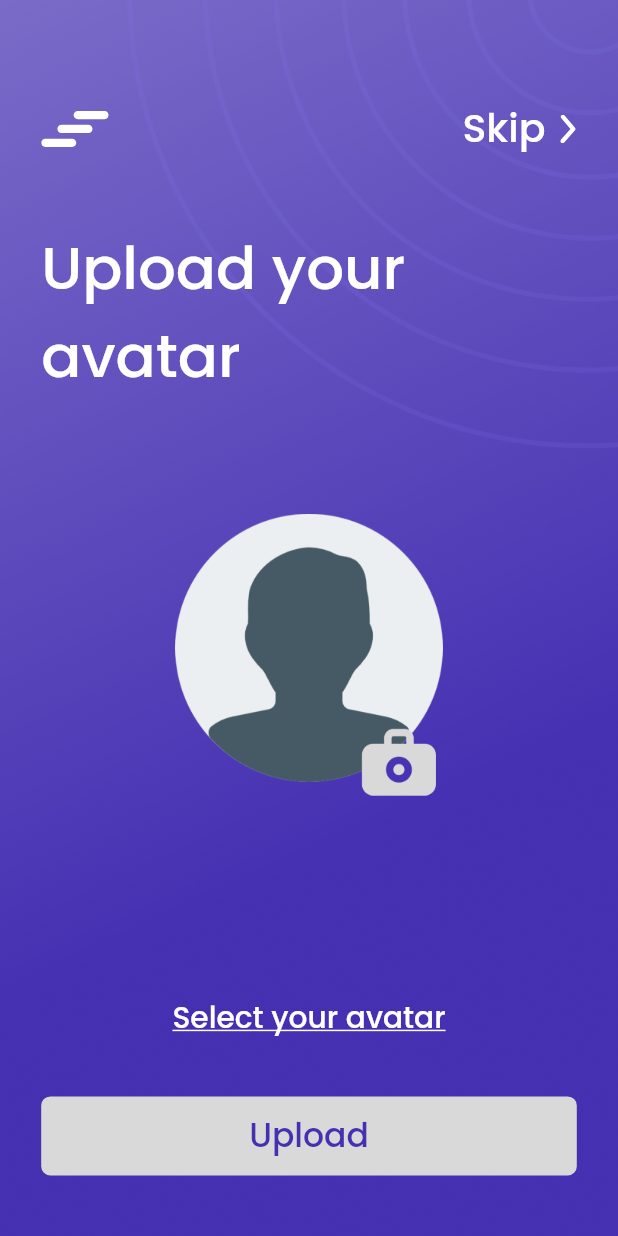
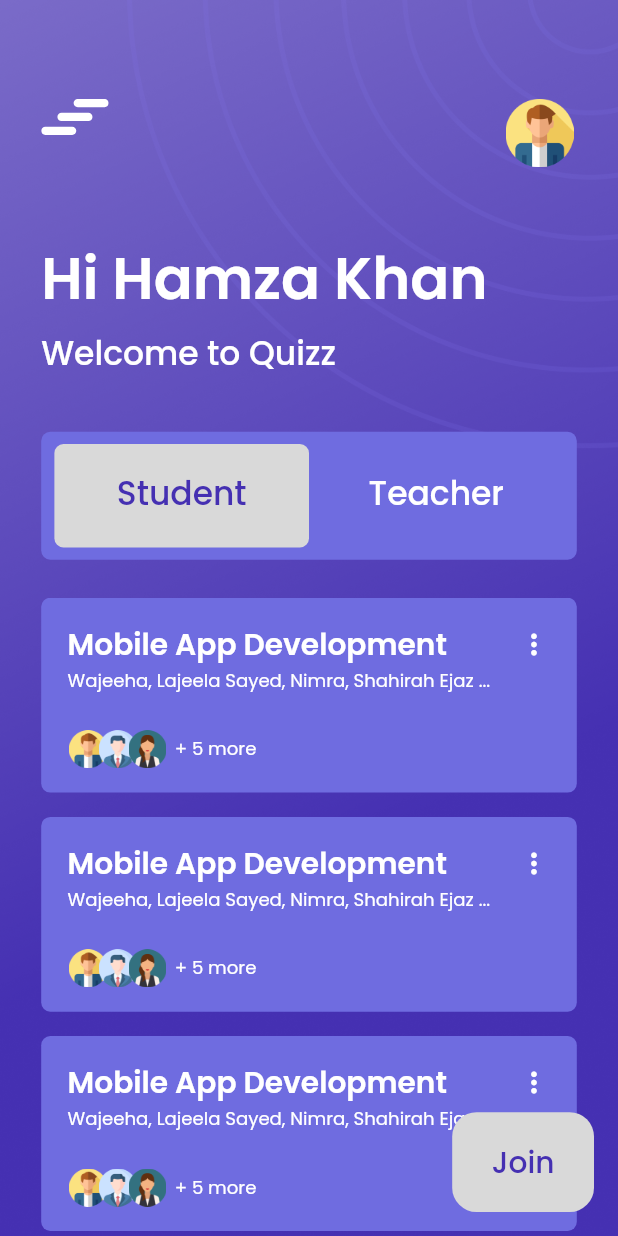
Before and after one commit to hamxa678/Quiz, a Flutter app: the screen it shows after launch, on a phone screen of 412 x 824 dp. Run offline on Flutter 3.47's test engine with Material 2 defaults, Android fonts, the phone set to English and light mode, and no system bars; our stand-ins replace cloud_firestore, connectivity_plus, device_info_plus, dio, file_picker, firebase_auth and 16 more; missing offline and left inert: flutter_facebook_auth, github_sign_in, heic_to_jpg; accounts and stored records are empty.

Commit message:
Home screen partially done

```diff
--- /dev/null
+++ b/lib/UI/screens/home/home_screen.dart
@@ -0,0 +1,257 @@
+import 'package:flutter/material.dart';
+import 'package:flutter_mvvm_template/UI/screens/home/home_screen_viewmodel.dart';
+import 'package:flutter_mvvm_template/core/constants/strings.dart';
+import 'package:flutter_svg/svg.dart';
+import 'package:provider/provider.dart';
+import 'package:flutter_screenutil/flutter_screenutil.dart';
+
+class HomeScreen extends StatelessWidget {
+  const HomeScreen({Key? key}) : super(key: key);
+  @override
+  Widget build(BuildContext context) {
+    return DefaultTabController(
+      length: 2,
+      initialIndex: 0,
+      child: ChangeNotifierProvider(
+        create: (context) => HomeScreenViewModel(),
+        child: Consumer<HomeScreenViewModel>(
+            builder: (context, model, child) => Builder(builder: (context) {
+                  final TabController tabController =
+                      DefaultTabController.of(context);
+                  tabController.addListener(() {
+                    if (!tabController.indexIsChanging) {
+                      model.updateIndex(tabController.index);
+                    }
+                  });
+                  return Scaffold(
+                    floatingActionButton: _floatingActionButton(model, context),
+                    backgroundColor: Colors.white,
+                    body: SingleChildScrollView(
+                      child: Container(
+                        height: 1.sh,
+                        width: 1.sw,
+                        decoration: const BoxDecoration(
+                          image: DecorationImage(
+                            image: AssetImage('${staticImage}Background.png'),
+                            fit: BoxFit.cover,
+                          ),
+                        ),
+                        child: Column(
+                          children: [
+                            Padding(
+                                padding:
+                                    EdgeInsets.fromLTRB(25.w, 65.h, 25.w, 0),
+                                child: Column(
+                                  crossAxisAlignment: CrossAxisAlignment.start,
+                                  children: [
+                                    _appBar(),
+                                    45.verticalSpace,
+                                    Text(
+                                      'Hi Hamza Khan',
+                                      style: TextStyle(
+                                        fontFamily: 'Poppins',
+                                        fontWeight: FontWeight.w600,
+                                        fontSize: 35.sp,
+                                        color: Colors.white,
+                                      ),
+                                    ),
+                                    4.verticalSpace,
+                                    Text(
+                                      'Welcome to Quizz',
+                                      style: TextStyle(
+                                        fontFamily: 'Poppins',
+                                        fontWeight: FontWeight.w500,
+                                        fontSize: 20.sp,
+                                        color: Colors.white,
+                                      ),
+                                    ),
+                                    35.verticalSpace,
+                                    _tapBar(model),
+                                    25.verticalSpace,
+                                  ],
+                                )),
+                            _tabBarView()
+                          ],
+                        ),
+                      ),
+                    ),
+                  );
+                })),
+      ),
+    );
+  }
+
+  Widget _tabBarView() {
+    return Expanded(
+      child: TabBarView(children: [
+        ListView.builder(
+            padding: EdgeInsets.fromLTRB(25.w, 0, 25.w, 0),
+            itemCount: 5,
+            itemBuilder: (context, index) {
+              return _customCard();
+            }),
+        ListView.builder(
+            padding: EdgeInsets.fromLTRB(25.w, 0, 25.w, 0),
+            itemCount: 2,
+            itemBuilder: (context, index) {
+              return _customCard();
+            }),
+      ]),
+    );
+  }
+
+  Container _customCard() {
+    return Container(
+      height: 128.h,
+      width: 325.w,
+      margin: EdgeInsets.only(bottom: 16.h),
+      padding: EdgeInsets.symmetric(vertical: 16.h, horizontal: 16.w),
+      decoration: BoxDecoration(
+        color: const Color(0xff6F6CE0),
+        borderRadius: BorderRadius.circular(6.r),
+      ),
+      child: Column(
+        crossAxisAlignment: CrossAxisAlignment.start,
+        children: [
+          Row(
+            children: [
+              Text('Mobile App Development',
+                  style: TextStyle(
+                    fontFamily: 'Poppins',
+                    fontWeight: FontWeight.w600,
+                    fontSize: 18.sp,
+                    color: Colors.white,
+                  )),
+              const Spacer(),
+              InkWell(
+                  onTap: () {
+                    // do something
+                  },
+                  child:
+                      Icon(Icons.more_vert, color: Colors.white, size: 20.sp)),
+            ],
+          ),
+          Text('Wajeeha, Lajeela Sayed, Nimra, Shahirah Ejaz ...',
+              style: TextStyle(
+                fontFamily: 'Poppins',
+                fontSize: 11.sp,
+                color: Colors.white,
+              )),
+          const Spacer(),
+          Row(
+            children: [
+              SizedBox(
+                width: 65.w,
+                child: Stack(
+                  children: [
+                    Image.asset('${staticImage}ava1.png',
+                        height: 25.h, width: 25.w, fit: BoxFit.scaleDown),
+                    Positioned(
+                      left: 18.w,
+                      child: Image.asset('${staticImage}ava2.png',
+                          height: 25.h, width: 25.w, fit: BoxFit.scaleDown),
+                    ),
+                    Positioned(
+                      left: (18 * 2).w,
+                      child: Image.asset('${staticImage}ava3.png',
+                          height: 25.h, width: 25.w, fit: BoxFit.scaleDown),
+                    ),
+                  ],
+                ),
+              ),
+              Text('+ 5 more',
+                  style: TextStyle(
+                    fontFamily: 'Poppins',
+                    fontSize: 11.sp,
+                    color: Colors.white,
+                  ))
+            ],
+          )
+        ],
+      ),
+    );
+  }
+
+  Widget _floatingActionButton(
+      HomeScreenViewModel model, BuildContext context) {
+    return GestureDetector(
+      onTap: () {
+        // do something
+      },
+      child: Container(
+          padding: EdgeInsets.symmetric(vertical: 18.h, horizontal: 24.w),
+          decoration: BoxDecoration(
+            color: const Color(0xffD9D9D9),
+            borderRadius: BorderRadius.circular(16.r),
+          ),
+          child: Text(
+            // 'Create',
+            (model.currentIndex == 0) ? 'Join' : 'Create',
+            // 'Create',
+            style: TextStyle(
+              fontFamily: 'Poppins',
+              fontWeight: FontWeight.w500,
+              fontSize: 18.sp,
+              color: const Color(0xff4530B2),
+            ),
+          )),
+    );
+  }
+
+  Widget _tapBar(HomeScreenViewModel model) {
+    return Container(
+      padding: EdgeInsets.symmetric(vertical: 8.h, horizontal: 8.w),
+      height: 84.h,
+      width: 325.w,
+      decoration: BoxDecoration(
+        color: const Color(0xff6F6CE0),
+        borderRadius: BorderRadius.circular(6.r),
+      ),
+      child: TabBar(
+        onTap: ((int index) => model.updateIndex(index)),
+        // controller: model.tabController,
+        labelColor: const Color(0xff4530B2),
+        labelStyle: TextStyle(
+          fontFamily: 'Poppins',
+          fontWeight: FontWeight.w500,
+          fontSize: 20.sp,
+        ),
+        unselectedLabelStyle: TextStyle(
+          fontFamily: 'Poppins',
+          fontWeight: FontWeight.w500,
+          fontSize: 20.sp,
+        ),
+        unselectedLabelColor: Colors.white,
+        indicator: BoxDecoration(
+          color: const Color(0xffD9D9D9),
+          borderRadius: BorderRadius.circular(6.r),
+        ),
+        // indicatorColor: const Color(0xff6F6CE0),
+        // indicatorPadding: EdgeInsets.only(right: 75.w),
+        tabs: const <Widget>[
+          Text("Student"),
+          Text("Teacher"),
+        ],
+      ),
+    );
+  }
+
+  Widget _appBar() {
+    return Row(
+      crossAxisAlignment: CrossAxisAlignment.start,
+      children: [
+        SvgPicture.asset(
+          '${staticIcon}logo1.svg',
+          fit: BoxFit.scaleDown,
+        ),
+        const Spacer(),
+        Image.asset(
+          '${staticImage}ava1.png',
+          height: 45.h,
+          width: 45.w,
+          fit: BoxFit.scaleDown,
+        ),
+      ],
+    );
+  }
+}
--- /dev/null
+++ b/lib/UI/screens/home/home_screen_viewmodel.dart
@@ -0,0 +1,10 @@
+import 'package:flutter_mvvm_template/core/others/base_view_model.dart';
+
+class HomeScreenViewModel extends BaseViewModel {
+  int currentIndex = 0;
+
+  updateIndex(int index) {
+    currentIndex = index;
+    notifyListeners();
+  }
+}
--- a/lib/app.dart
+++ b/lib/app.dart
@@ -6,7 +6,8 @@ import 'package:flutter_mvvm_template/UI/screens/splash_screen.dart';
 import 'package:flutter_mvvm_template/core/services/localization_service.dart';
 import 'package:flutter_screenutil/flutter_screenutil.dart';
 import 'package:get/get.dart';
-import 'package:provider/provider.dart';
+
+import 'UI/screens/home/home_screen.dart';
 
 class MyApp extends StatelessWidget {
   final String title;
@@ -22,10 +23,12 @@ class MyApp extends StatelessWidget {
     return ScreenUtilInit(
       designSize: const Size(_designWidth, _designHeight),
       builder: (context, widget) => GetMaterialApp(
+
+        debugShowCheckedModeBanner: false,
         translations: LocalizationService(),
         locale: const Locale("en"),
         title: title,
-        home: const UploadAvatarScreen(),
+        home: const HomeScreen(),
         // const SignUpScreen()
         // const SplashScreen(),
       ),
```
